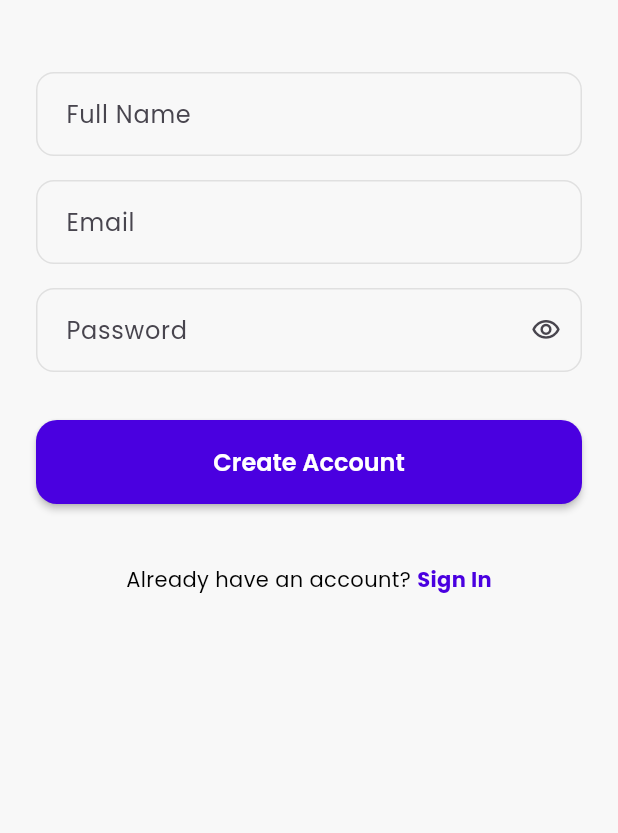
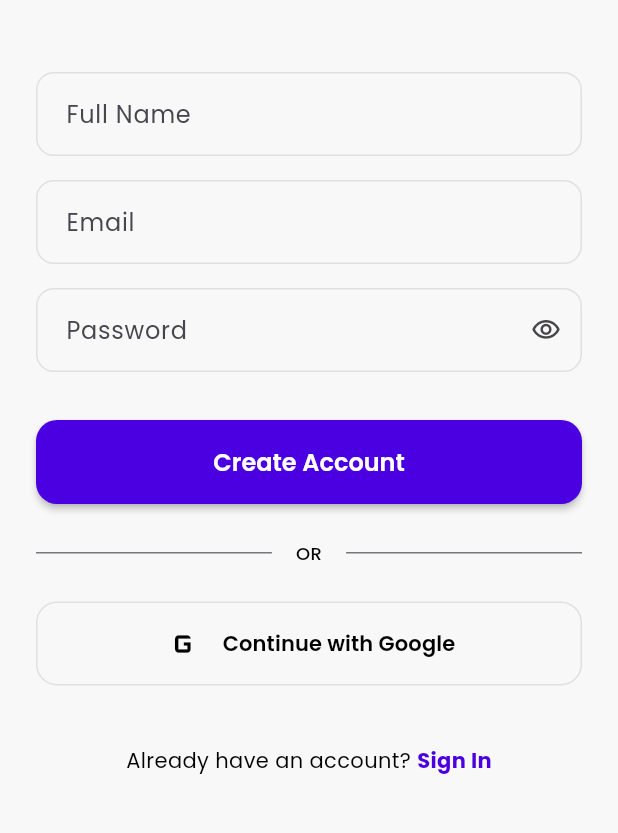
Before and after one commit to cnaasirraxmo-netizen/riyo1.1, a Flutter app: the SignUpScreen screen opened by its route, on a phone screen of 412 x 824 dp, the part 162-995 px from its top. Run offline on Flutter 3.47's test engine with Material 3 defaults, Android fonts, the phone set to English and light mode, and no system bars; drawn by our look-alikes of dynamic_color; our stand-ins replace cached_network_image, carousel_slider, connectivity_plus, dio, easy_localization, file_picker and 14 more; missing offline and left inert: dart:ffi, flutter_chrome_cast, flutter_volume_controller, media_cast_dlna, screen_brightness; accounts and stored records are empty; network calls fail.

Commit message:
Add Google Login option to the Sign Up screen
This commit integrates "Continue with Google" into the SignUpScreen, matching the authentication options available on the LoginScreen.

Changes:
- Added "OR" divider to SignUpScreen.
- Added RiyoSocialButton for Google Sign-In.
- Implemented Google Sign-In logic using AuthProvider.loginWithGoogle().
- Verified navigation to home screen upon successful social authentication.

Co-authored-by: google-labs-jules[bot] <161369871+google-labs-jules[bot]@users.noreply.github.com>

```diff
--- a/lib/presentation/screens/auth/signup_screen.dart
+++ b/lib/presentation/screens/auth/signup_screen.dart
@@ -82,6 +82,40 @@ class _SignUpScreenState extends State<SignUpScreen> {
                 isLoading: _isLoading,
                 onPressed: _handleSignUp,
               ),
+              const SizedBox(height: 24),
+              Row(
+                children: [
+                  Expanded(child: Divider(color: Theme.of(context).dividerColor)),
+                  Padding(
+                    padding: const EdgeInsets.symmetric(horizontal: 16),
+                    child: Text(
+                      'OR',
+                      style: AppTypography.labelSmall,
+                    ),
+                  ),
+                  Expanded(child: Divider(color: Theme.of(context).dividerColor)),
+                ],
+              ),
+              const SizedBox(height: 24),
+              RiyoSocialButton(
+                text: 'Continue with Google',
+                icon: Image.network('https://www.gstatic.com/firebasejs/ui/2.0.0/images/auth/google.svg', height: 24, errorBuilder: (context, error, stackTrace) => const Icon(Icons.g_mobiledata, size: 28)),
+                onPressed: () async {
+                  setState(() => _isLoading = true);
+                  try {
+                    await Provider.of<AuthProvider>(context, listen: false).loginWithGoogle();
+                    if (mounted) context.go('/home');
+                  } catch (e) {
+                    if (mounted) {
+                      ScaffoldMessenger.of(context).showSnackBar(
+                        SnackBar(content: Text('Google login failed: ${e.toString().replaceAll('Exception: ', '')}')),
+                      );
+                    }
+                  } finally {
+                    if (mounted) setState(() => _isLoading = false);
+                  }
+                },
+              ),
               const SizedBox(height: 40),
               Row(
                 mainAxisAlignment: MainAxisAlignment.center,
```
